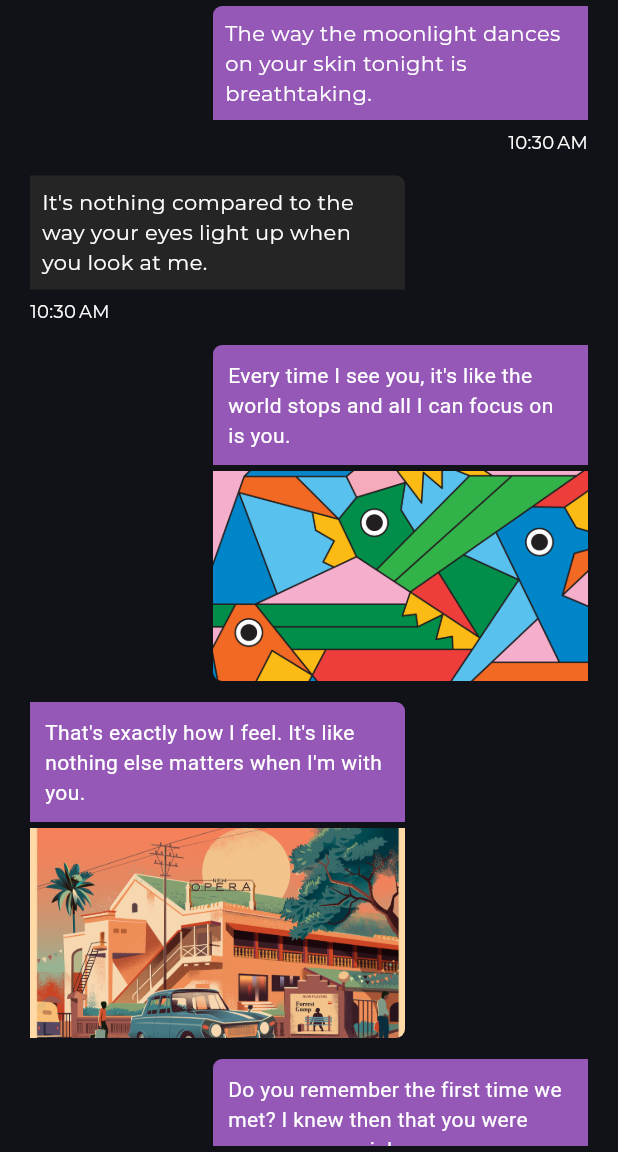
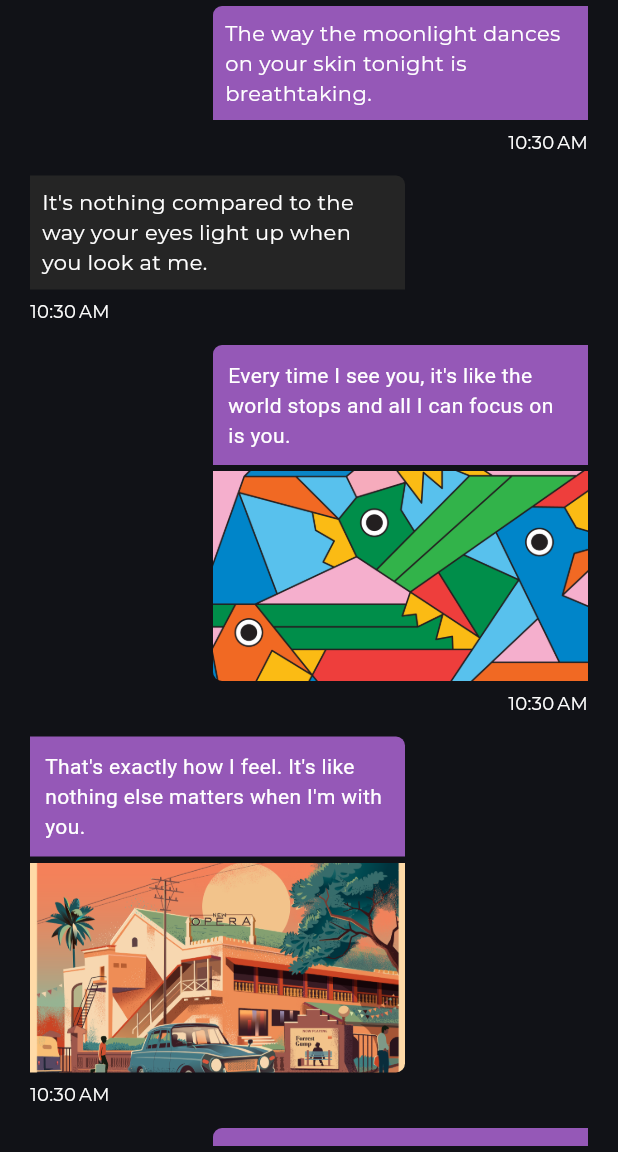
Before and after one commit to tulasireddytulasi/talk_time, a Flutter app: the screen it shows after launch, after a tap on "K. Tulasi", on a phone screen of 412 x 824 dp, the part 84-1236 px from its top. Run offline on Flutter 3.47's test engine with Material 3 defaults, Android fonts, the phone set to English and light mode, and no system bars; our stand-ins replace flutter_svg, go_router; accounts and stored records are empty.

Commit message:
Implemented Time in Chat Image Text Widget

```diff
--- a/lib/app/view/chat_screen/widget/chat_widget.dart
+++ b/lib/app/view/chat_screen/widget/chat_widget.dart
@@ -38,7 +38,7 @@ class _ChatWidgetState extends State<ChatWidget> {
     setState(() {});
   }
 
-  getTime(){
+  getTime() {
     DateTime now = DateTime.now();
     formattedTime = DateFormat.jm().format(now); // "08:30 PM"
     print(formattedTime);
@@ -93,6 +93,7 @@ class _ChatWidgetState extends State<ChatWidget> {
                     isUser: userMessagesModel.messages?[index].isUser ?? false,
                     text: userMessagesModel.messages?[index].messageText ?? "",
                     image: userMessagesModel.messages?[index].file ?? "",
+                    time: formattedTime,
                   );
                 } else {
                   return const SizedBox.shrink();
--- a/lib/app/view/chat_screen/widget/text_Image_widget.dart
+++ b/lib/app/view/chat_screen/widget/text_Image_widget.dart
@@ -1,12 +1,18 @@
 import 'package:flutter/material.dart';
-import 'package:talk_time/app/core/utils/assets_path.dart';
 import 'package:talk_time/app/core/utils/color_palette.dart';
-import 'package:talk_time/app/core/utils/dummy_data/users_list_data.dart';
+import 'package:talk_time/app/core/utils/constants.dart';
 
 class ImageTextWidget extends StatelessWidget {
-  const ImageTextWidget({super.key, required this.text, required this.image, required this.isUser});
+  const ImageTextWidget({
+    super.key,
+    required this.text,
+    required this.image,
+    required this.isUser,
+    required this.time,
+  });
 
   final String text;
+  final String time;
   final String image;
   final bool isUser;
 
@@ -23,11 +29,13 @@ class ImageTextWidget extends StatelessWidget {
           children: [
             Container(
               alignment: isUser ? Alignment.topRight : Alignment.topLeft,
-              decoration:  BoxDecoration(
+              decoration: BoxDecoration(
                 color: ColorPalette.purple,
-                borderRadius: isUser ?  const BorderRadius.only(
+                borderRadius: isUser
+                    ? const BorderRadius.only(
                         topLeft: Radius.circular(6.0),
-                ): const BorderRadius.only(
+                      )
+                    : const BorderRadius.only(
                         topRight: Radius.circular(6.0),
                       ),
               ),
@@ -54,11 +62,27 @@ class ImageTextWidget extends StatelessWidget {
                     image: AssetImage(image),
                     fit: BoxFit.cover,
                   ),
-                  borderRadius: isUser ? const BorderRadius.only(
+                  borderRadius: isUser
+                      ? const BorderRadius.only(
                           bottomLeft: Radius.circular(6.0), // Bottom-left corner radius
-                  ) : const BorderRadius.only(
+                        )
+                      : const BorderRadius.only(
                           bottomRight: Radius.circular(6.0), // Bottom-left corner radius
                         ),
+                ),
+              ),
+            ),
+            const SizedBox(height: 6),
+            Align(
+              alignment: isUser ? Alignment.centerRight : Alignment.centerLeft,
+              child: Text(
+                time,
+                softWrap: true,
+                textAlign: TextAlign.left,
+                style: const TextStyle(
+                  fontSize: 12,
+                  color: ColorPalette.whitePrimaryColor,
+                  fontFamily: Constants.montserratRegular,
                 ),
               ),
             ),
```
Lines whose indentation alone changed are shown as unchanged.
